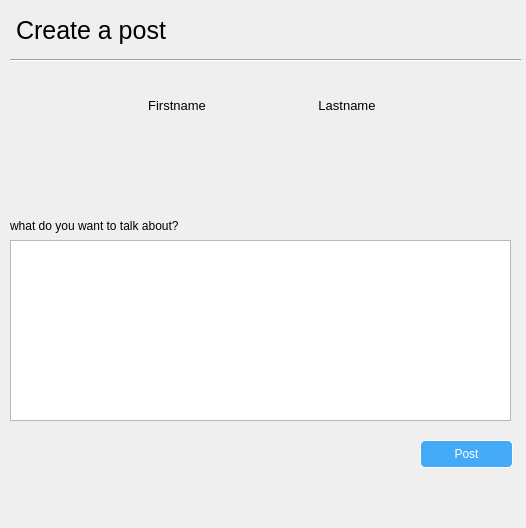
Qt form Main project/post/post.ui (mersadcam/db_linkedin_uni) before a commit.
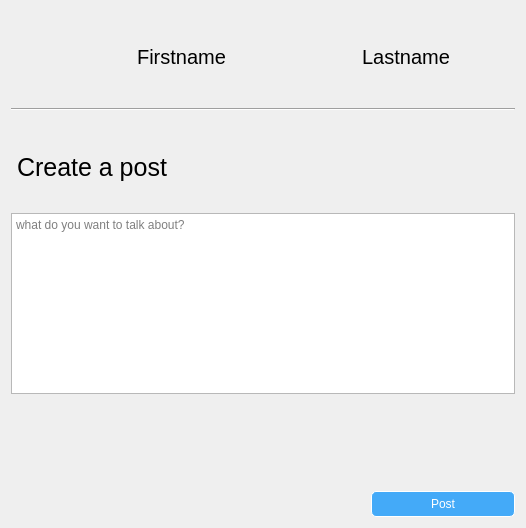
The same form after that commit. Icons and pictures are not drawn.

The edit to the form file:
```diff
--- a/Main project/post/post.ui
+++ b/Main project/post/post.ui
@@ -13,71 +13,156 @@
   <property name="windowTitle">
    <string>Dialog</string>
   </property>
-  <widget class="QLabel" name="label_Create">
-   <property name="geometry">
-    <rect>
-     <x>10</x>
-     <y>0</y>
-     <width>161</width>
-     <height>51</height>
-    </rect>
-   </property>
-   <property name="styleSheet">
-    <string notr="true">margin-top:10px;
+  <property name="styleSheet">
+   <string notr="true">background:rgb(246, 250, 252);
+color:rgb(1, 31, 54);\n</string>
+  </property>
+  <layout class="QVBoxLayout" name="verticalLayout" stretch="1,2,1,2,1,1">
+   <item>
+    <layout class="QHBoxLayout" name="horizontalLayout" stretch="1,2,2">
+     <property name="spacing">
+      <number>6</number>
+     </property>
+     <property name="topMargin">
+      <number>10</number>
+     </property>
+     <property name="bottomMargin">
+      <number>10</number>
+     </property>
+     <item>
+      <widget class="QLabel" name="label">
+       <property name="minimumSize">
+        <size>
+         <width>55</width>
+         <height>55</height>
+        </size>
+       </property>
+       <property name="maximumSize">
+        <size>
+         <width>55</width>
+         <height>55</height>
+        </size>
+       </property>
+       <property name="text">
+        <string/>
+       </property>
+       <property name="pixmap">
+        <pixmap resource="../resources/resources.qrc">:/images/User-Profile-PNG-Image.png</pixmap>
+       </property>
+       <property name="scaledContents">
+        <bool>true</bool>
+       </property>
+       <property name="alignment">
+        <set>Qt::AlignCenter</set>
+       </property>
+      </widget>
+     </item>
+     <item>
+      <widget class="QLabel" name="firstname_label">
+       <property name="minimumSize">
+        <size>
+         <width>0</width>
+         <height>25</height>
+        </size>
+       </property>
+       <property name="font">
+        <font>
+         <pointsize>15</pointsize>
+        </font>
+       </property>
+       <property name="text">
+        <string>Firstname</string>
+       </property>
+       <property name="alignment">
+        <set>Qt::AlignCenter</set>
+       </property>
+      </widget>
+     </item>
+     <item>
+      <widget class="QLabel" name="lastname_label">
+       <property name="minimumSize">
+        <size>
+         <width>0</width>
+         <height>25</height>
+        </size>
+       </property>
+       <property name="font">
+        <font>
+         <pointsize>15</pointsize>
+        </font>
+       </property>
+       <property name="styleSheet">
+        <string notr="true">background:rgba(248, 253, 255, 206);
+color:rgb(1, 31, 54);\n</string>
+       </property>
+       <property name="text">
+        <string>Lastname</string>
+       </property>
+       <property name="alignment">
+        <set>Qt::AlignCenter</set>
+       </property>
+      </widget>
+     </item>
+    </layout>
+   </item>
+   <item>
+    <widget class="Line" name="line">
+     <property name="orientation">
+      <enum>Qt::Horizontal</enum>
+     </property>
+    </widget>
+   </item>
+   <item>
+    <widget class="QLabel" name="label_Create">
+     <property name="styleSheet">
+      <string notr="true">margin-top:10px;
 font-size:25px;
 </string>
-   </property>
-   <property name="text">
-    <string>Create a post</string>
-   </property>
-  </widget>
-  <widget class="Line" name="line">
-   <property name="geometry">
-    <rect>
-     <x>10</x>
-     <y>35</y>
-     <width>511</width>
-     <height>51</height>
-    </rect>
-   </property>
-   <property name="orientation">
-    <enum>Qt::Horizontal</enum>
-   </property>
-  </widget>
-  <widget class="QLabel" name="label_questuin">
-   <property name="geometry">
-    <rect>
-     <x>10</x>
-     <y>190</y>
-     <width>371</width>
-     <height>71</height>
-    </rect>
-   </property>
-   <property name="text">
-    <string>what do you want to talk about?</string>
-   </property>
-  </widget>
-  <widget class="QPlainTextEdit" name="plainTextEdit">
-   <property name="geometry">
-    <rect>
-     <x>10</x>
-     <y>240</y>
-     <width>501</width>
-     <height>181</height>
-    </rect>
-   </property>
-  </widget>
-  <widget class="QPushButton" name="postButton">
-   <property name="geometry">
-    <rect>
-     <x>420</x>
-     <y>440</y>
-     <width>93</width>
-     <height>28</height>
-    </rect>
-   </property>
-   <property name="styleSheet">
-    <string notr="true">QPushButton{
+     </property>
+     <property name="text">
+      <string>Create a post</string>
+     </property>
+    </widget>
+   </item>
+   <item>
+    <widget class="QPlainTextEdit" name="postText_plainTextEdit">
+     <property name="placeholderText">
+      <string>what do you want to talk about?</string>
+     </property>
+    </widget>
+   </item>
+   <item>
+    <spacer name="verticalSpacer">
+     <property name="orientation">
+      <enum>Qt::Vertical</enum>
+     </property>
+     <property name="sizeHint" stdset="0">
+      <size>
+       <width>20</width>
+       <height>40</height>
+      </size>
+     </property>
+    </spacer>
+   </item>
+   <item>
+    <layout class="QHBoxLayout" name="horizontalLayout_2" stretch="5,2">
+     <item>
+      <spacer name="horizontalSpacer">
+       <property name="orientation">
+        <enum>Qt::Horizontal</enum>
+       </property>
+       <property name="sizeHint" stdset="0">
+        <size>
+         <width>40</width>
+         <height>20</height>
+        </size>
+       </property>
+      </spacer>
+     </item>
+     <item>
+      <widget class="QPushButton" name="post_pushButton">
+       <property name="styleSheet">
+        <string notr="true">QPushButton{
 color:white;
 border:1px solid white;
 border-radius:5px;
@@ -90,90 +175,15 @@
 	border-radius:5px;
 	background:rgb(48, 162, 249);
 }</string>
-   </property>
-   <property name="text">
-    <string>Post</string>
-   </property>
-  </widget>
-  <widget class="QLabel" name="firstname_label">
-   <property name="geometry">
-    <rect>
-     <x>80</x>
-     <y>80</y>
-     <width>194</width>
-     <height>50</height>
-    </rect>
-   </property>
-   <property name="minimumSize">
-    <size>
-     <width>0</width>
-     <height>25</height>
-    </size>
-   </property>
-   <property name="font">
-    <font>
-     <pointsize>10</pointsize>
-    </font>
-   </property>
-   <property name="styleSheet">
-    <string notr="true">font-size:10pt</string>
-   </property>
-   <property name="text">
-    <string>Firstname</string>
-   </property>
-   <property name="alignment">
-    <set>Qt::AlignCenter</set>
-   </property>
-  </widget>
-  <widget class="QLabel" name="lastname_label">
-   <property name="geometry">
-    <rect>
-     <x>250</x>
-     <y>80</y>
-     <width>194</width>
-     <height>50</height>
-    </rect>
-   </property>
-   <property name="minimumSize">
-    <size>
-     <width>0</width>
-     <height>25</height>
-    </size>
-   </property>
-   <property name="font">
-    <font>
-     <pointsize>10</pointsize>
-    </font>
-   </property>
-   <property name="styleSheet">
-    <string notr="true">font-size:10pt</string>
-   </property>
-   <property name="text">
-    <string>Lastname</string>
-   </property>
-   <property name="alignment">
-    <set>Qt::AlignCenter</set>
-   </property>
-  </widget>
-  <widget class="QLabel" name="label_pic">
-   <property name="geometry">
-    <rect>
-     <x>10</x>
-     <y>70</y>
-     <width>81</width>
-     <height>61</height>
-    </rect>
-   </property>
-   <property name="text">
-    <string/>
-   </property>
-   <property name="pixmap">
-    <pixmap>User-Profile-PNG-Image.png</pixmap>
-   </property>
-   <property name="scaledContents">
-    <bool>true</bool>
-   </property>
-  </widget>
+       </property>
+       <property name="text">
+        <string>Post</string>
+       </property>
+      </widget>
+     </item>
+    </layout>
+   </item>
+  </layout>
  </widget>
  <resources>
   <include location="../../db_linkedin_uni/Main project/profile/resources.qrc"/>
```
Left out of the diff: 3 changed lines with no effect on the pictures.
